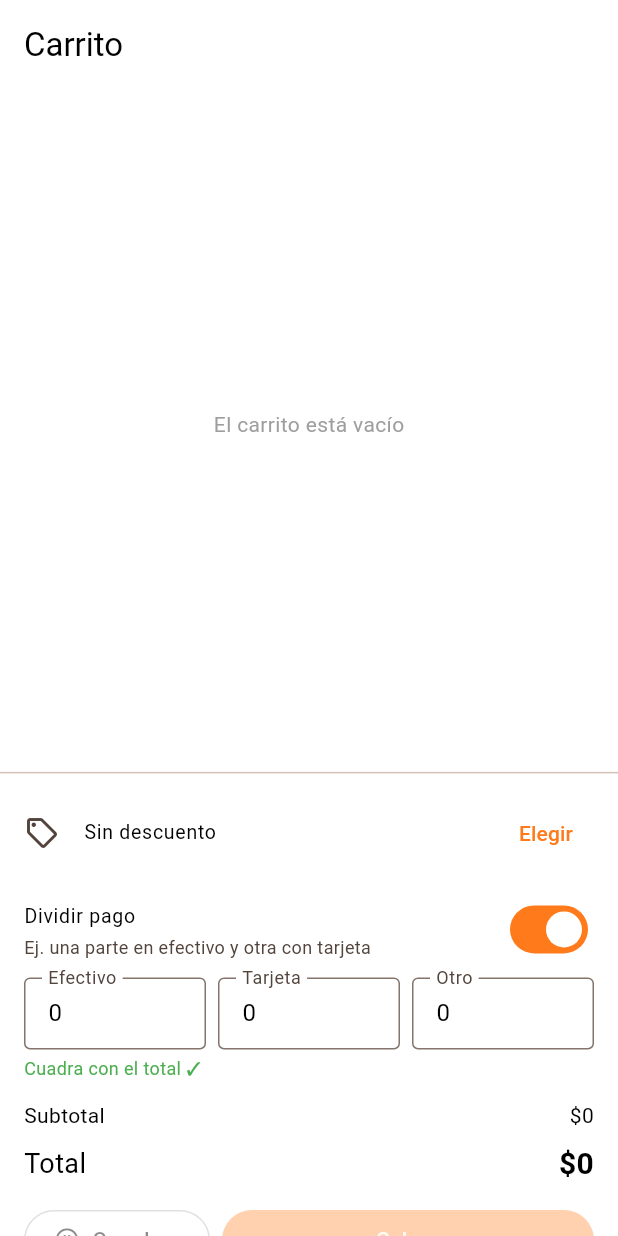
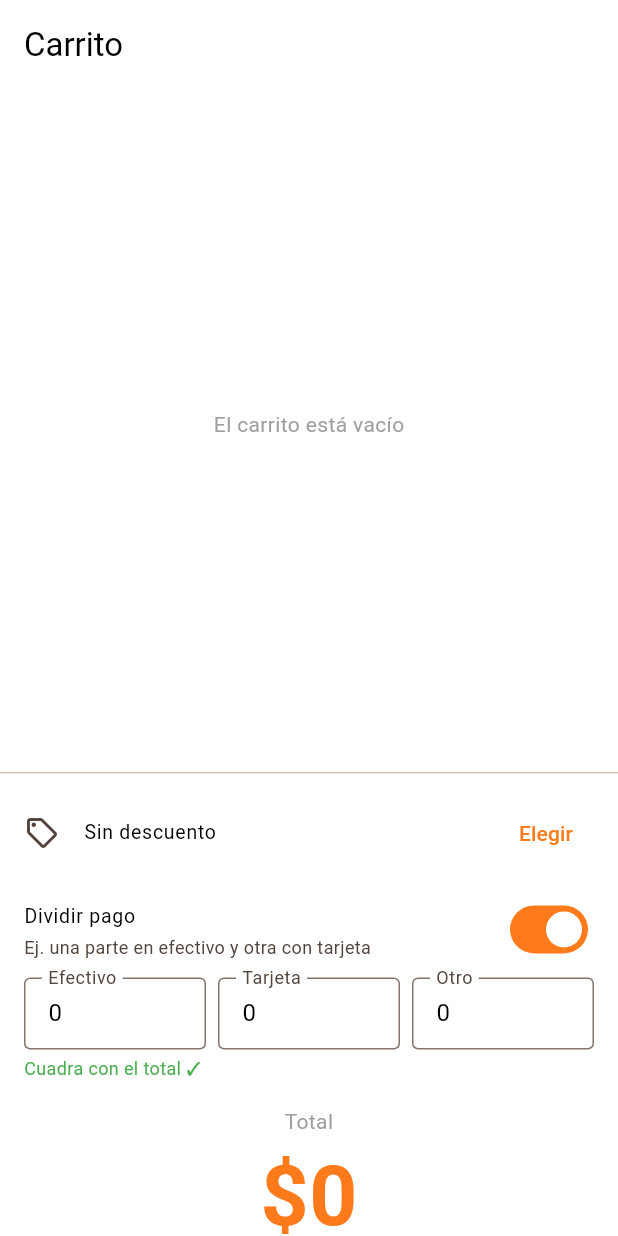
Before and after one commit to p1np0n/POSible, a Flutter app: the CartPanel widget shown alone on an empty page, opened directly, after a tap on "Dividir pago", on a phone screen of 412 x 824 dp. Run offline on Flutter 3.47's test engine with Material 3 defaults, Android fonts, the phone set to English and light mode, and no system bars; our stand-ins replace audioplayers, csv, file_picker, image_picker, share_plus, shared_preferences and 1 more; missing offline and left inert: mobile_scanner; accounts and stored records are empty.

Commit message:
Carrito: el Total pasa a ser el número principal, grande y centrado
Reordena el desglose de pago: el Total ahora es lo primero que salta a
la vista — texto grande (56px), centrado, en el color de marca, envuelto
en FittedBox para que se achique solo si el monto tiene muchos dígitos
(nunca se corta en una pantalla angosta). Subtotal, Descuento e IVA
quedan debajo, en letra chica, como apoyo — antes el Total era la última
línea del desglose, con el mismo peso visual que las demás.

Co-Authored-By: Claude Sonnet 5 <noreply@anthropic.com>
Claude-Session: https://claude.ai/code/session_011Joc9koXtYcSZFKc6EaRF6

```diff
--- a/lib/screens/pos/cart_panel.dart
+++ b/lib/screens/pos/cart_panel.dart
@@ -540,10 +540,28 @@ class _CartPanelState extends State<CartPanel> {
             ),
           ],
         ],
+        const SizedBox(height: 16),
+        // El total es lo que más le importa ver al cajero de un vistazo —
+        // va como número principal, grande y centrado (se achica solo con
+        // FittedBox si el monto tiene muchos dígitos, para que nunca se
+        // corte en una pantalla angosta). El desglose (subtotal,
+        // descuento, IVA) queda chico debajo, de apoyo.
+        const Text('Total', textAlign: TextAlign.center, style: TextStyle(color: Colors.grey)),
+        FittedBox(
+          fit: BoxFit.scaleDown,
+          child: CurrencyText(
+            _total,
+            bold: true,
+            style: TextStyle(fontSize: 56, color: Theme.of(context).colorScheme.primary),
+          ),
+        ),
         const SizedBox(height: 12),
         Row(
           mainAxisAlignment: MainAxisAlignment.spaceBetween,
-          children: [const Text('Subtotal'), CurrencyText(cart.total)],
+          children: [
+            const Text('Subtotal', style: TextStyle(fontSize: 13, color: Colors.grey)),
+            CurrencyText(cart.total, style: const TextStyle(fontSize: 13, color: Colors.grey)),
+          ],
         ),
         if (_discountAmount > 0)
           Padding(
@@ -551,8 +569,8 @@ class _CartPanelState extends State<CartPanel> {
             child: Row(
               mainAxisAlignment: MainAxisAlignment.spaceBetween,
               children: [
-                const Text('Descuento'),
-                Text('-${formatCurrencyCl(_discountAmount)}'),
+                const Text('Descuento', style: TextStyle(fontSize: 13, color: Colors.grey)),
+                Text('-${formatCurrencyCl(_discountAmount)}', style: const TextStyle(fontSize: 13, color: Colors.grey)),
               ],
             ),
           ),
@@ -562,19 +580,12 @@ class _CartPanelState extends State<CartPanel> {
             child: Row(
               mainAxisAlignment: MainAxisAlignment.spaceBetween,
               children: [
-                Text('IVA incluido (${_taxRatePercent.toStringAsFixed(1)}%)'),
-                CurrencyText(_taxAmount),
+                Text('IVA incluido (${_taxRatePercent.toStringAsFixed(1)}%)',
+                    style: const TextStyle(fontSize: 13, color: Colors.grey)),
+                CurrencyText(_taxAmount, style: const TextStyle(fontSize: 13, color: Colors.grey)),
               ],
             ),
           ),
-        const SizedBox(height: 8),
-        Row(
-          mainAxisAlignment: MainAxisAlignment.spaceBetween,
-          children: [
-            const Text('Total', style: TextStyle(fontSize: 18)),
-            CurrencyText(_total, bold: true, style: const TextStyle(fontSize: 20)),
-          ],
-        ),
       ],
     );
   }
```
Also changed, not shown: 1 other file.
